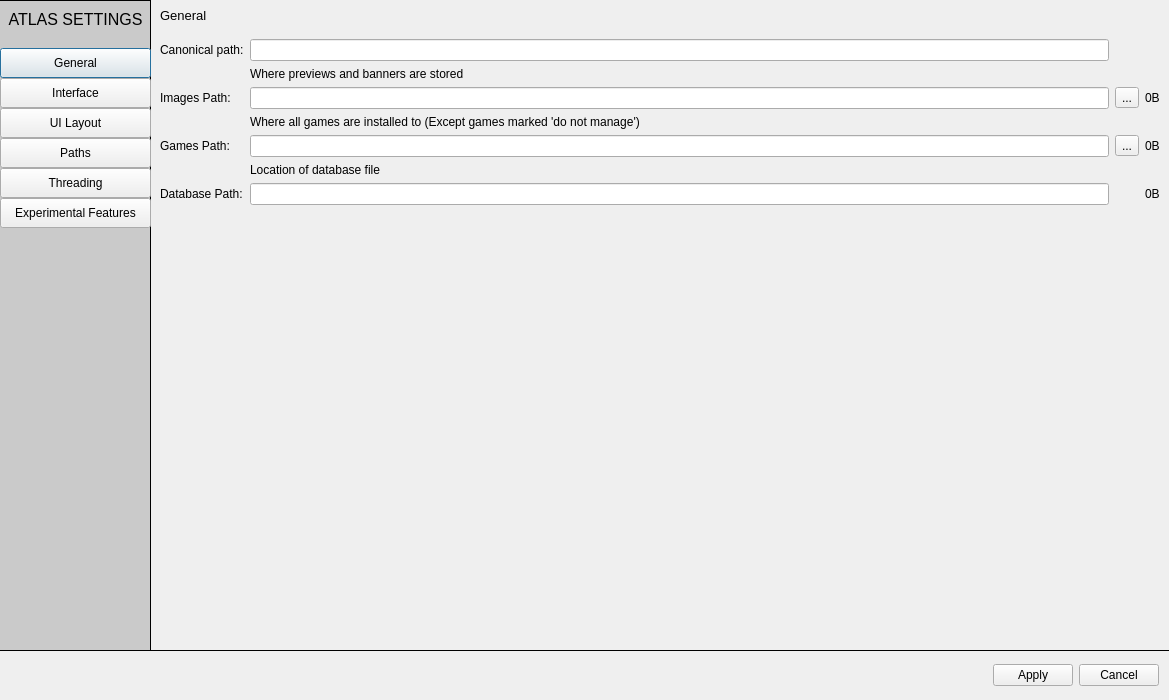
This is atlas/ui/dialog/SettingsDialog.ui in KJNeko/Atlas as Qt 5 draws it before an edit. The edited form follows.
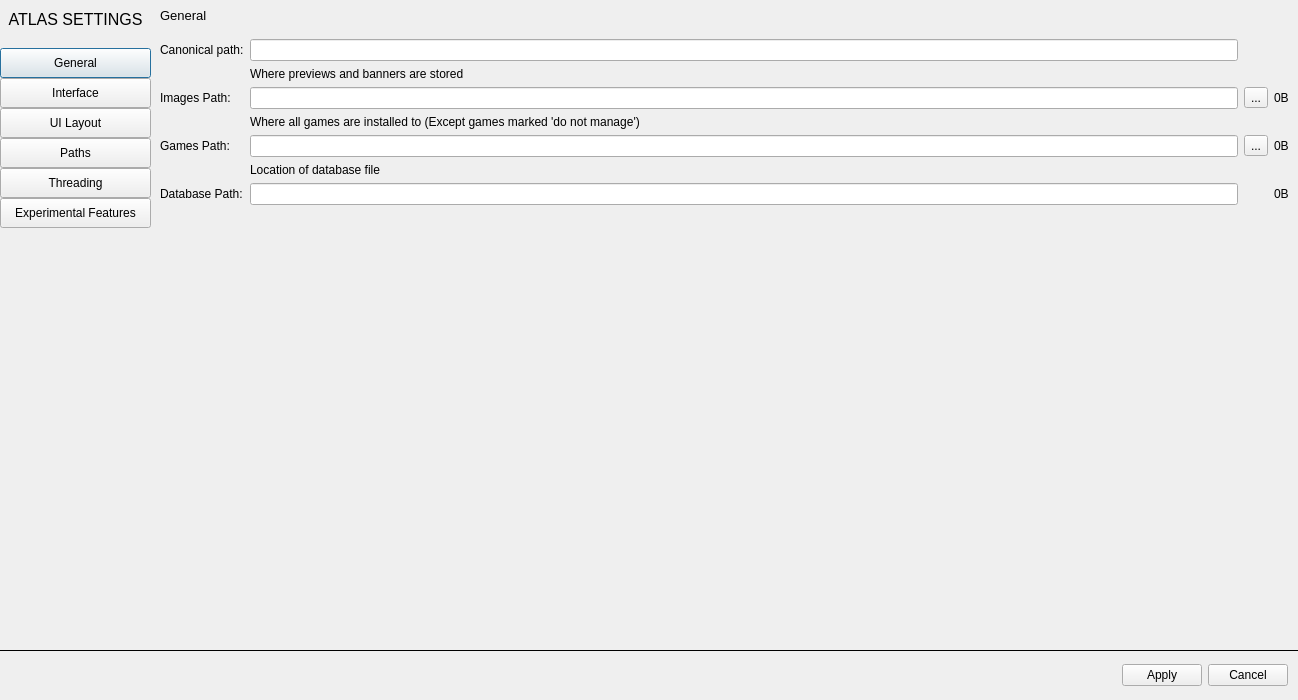
This is the edited form. Icons and pictures are not drawn.

Commit message: Removes forceful style sheets inside of UI files

Patch:
```diff
--- a/atlas/ui/dialog/SettingsDialog.ui
+++ b/atlas/ui/dialog/SettingsDialog.ui
@@ -6,7 +6,7 @@
    <rect>
     <x>0</x>
     <y>0</y>
-    <width>1169</width>
+    <width>1298</width>
     <height>700</height>
    </rect>
   </property>
@@ -47,12 +47,7 @@
       </size>
      </property>
      <property name="styleSheet">
-      <string notr="true">#SettingsMenu{border-style: outset;
-border-width: 1px;
-border-color: rgb(0, 0, 0);
-border-left:none;
-border-bottom:none;
-background-color: rgb(202, 202, 202);}
+      <string notr="true">
 </string>
      </property>
      <layout class="QGridLayout" name="gridLayout_5">
@@ -2557,6 +2552,7 @@
         <property name="font">
          <font>
           <pointsize>10</pointsize>
+          <weight>50</weight>
           <bold>false</bold>
          </font>
         </property>
```
The commit also changes 1 other file.
